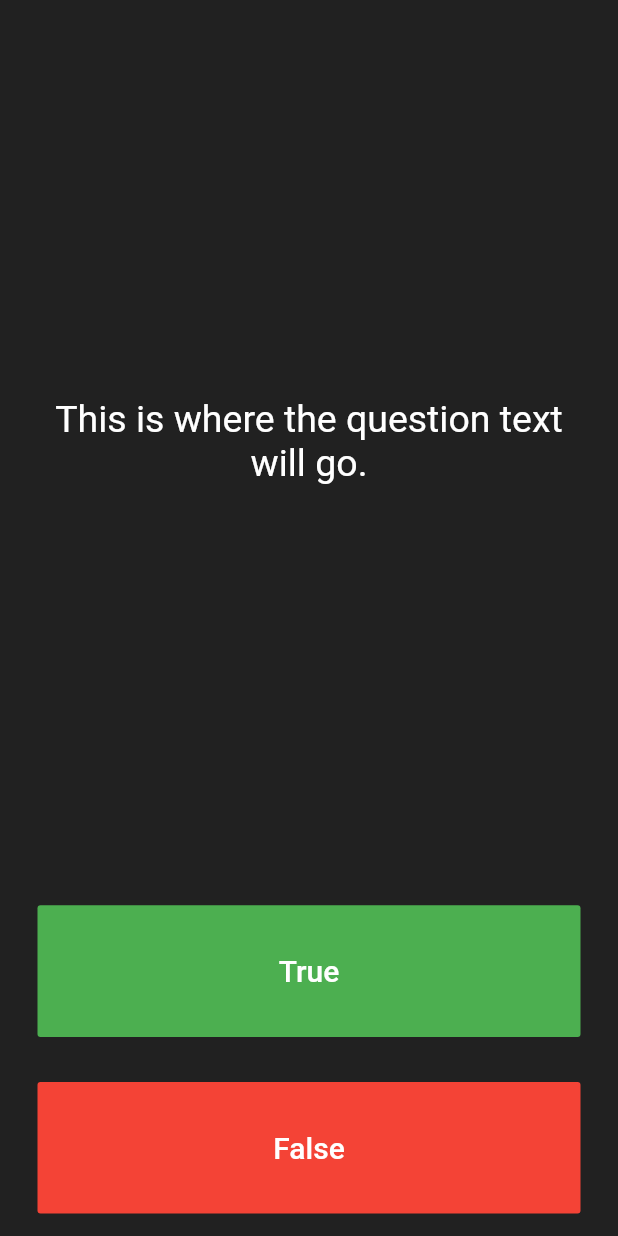
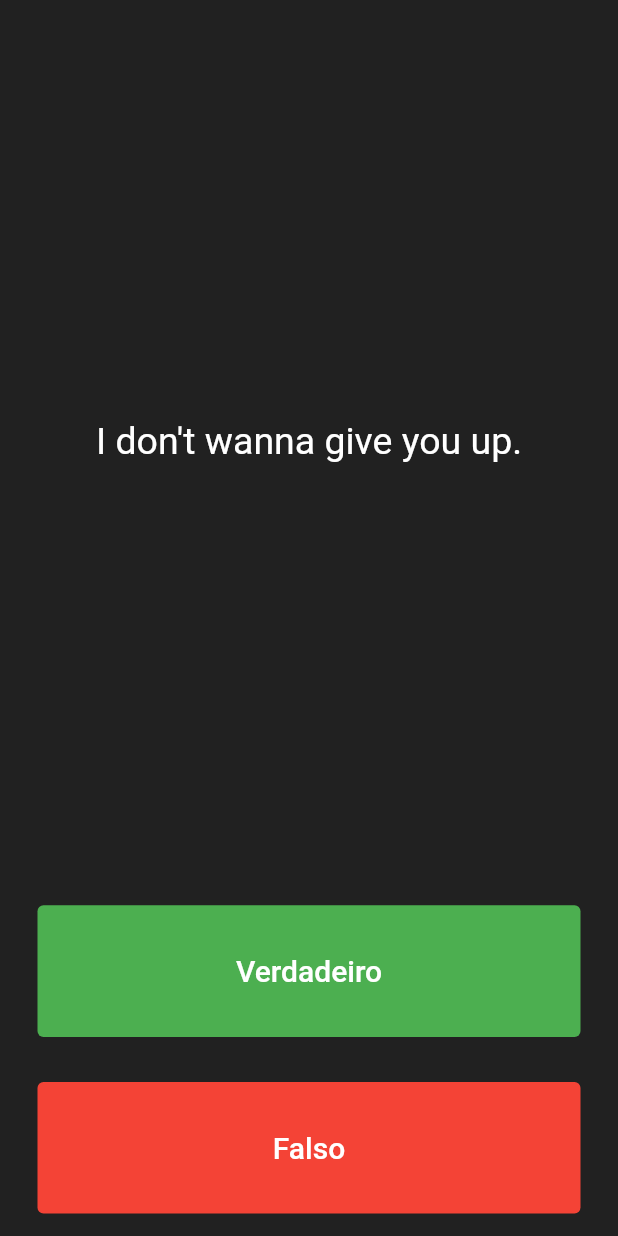
Before and after one commit to luisfelipesdn12/learning-flutter, a Flutter app: the screen it shows after launch, on a phone screen of 412 x 824 dp. Run offline on Flutter 3.47's test engine with Material 2 defaults, Android fonts, the phone set to English and light mode, and no system bars; missing offline and left inert: audiofileplayer.

Commit message:
feat(quizzler): Use TextButtons

```diff
--- a/quizzler-flutter/lib/main.dart
+++ b/quizzler-flutter/lib/main.dart
@@ -37,7 +37,7 @@ class _QuizPageState extends State<QuizPage> {
             padding: EdgeInsets.all(10.0),
             child: Center(
               child: Text(
-                'This is where the question text will go.',
+                'I don\'t wanna give you up.',
                 textAlign: TextAlign.center,
                 style: TextStyle(
                   fontSize: 25.0,
@@ -50,11 +50,9 @@ class _QuizPageState extends State<QuizPage> {
         Expanded(
           child: Padding(
             padding: EdgeInsets.all(15.0),
-            child: FlatButton(
-              textColor: Colors.white,
-              color: Colors.green,
+            child: TextButton(
               child: Text(
-                'True',
+                'Verdadeiro',
                 style: TextStyle(
                   color: Colors.white,
                   fontSize: 20.0,
@@ -63,16 +61,18 @@ class _QuizPageState extends State<QuizPage> {
               onPressed: () {
                 //The user picked true.
               },
+              style: ButtonStyle(
+                backgroundColor: MaterialStateProperty.all(Colors.green),
+              ),
             ),
           ),
         ),
         Expanded(
           child: Padding(
             padding: EdgeInsets.all(15.0),
-            child: FlatButton(
-              color: Colors.red,
+            child: TextButton(
               child: Text(
-                'False',
+                'Falso',
                 style: TextStyle(
                   fontSize: 20.0,
                   color: Colors.white,
@@ -81,10 +81,13 @@ class _QuizPageState extends State<QuizPage> {
               onPressed: () {
                 //The user picked false.
               },
+              style: ButtonStyle(
+                backgroundColor: MaterialStateProperty.all(Colors.red),
+              ),
             ),
           ),
         ),
-        //TODO: Add a Row here as your score keeper
+        // TODO: Add a Row here as your score keeper
       ],
     );
   }
```
